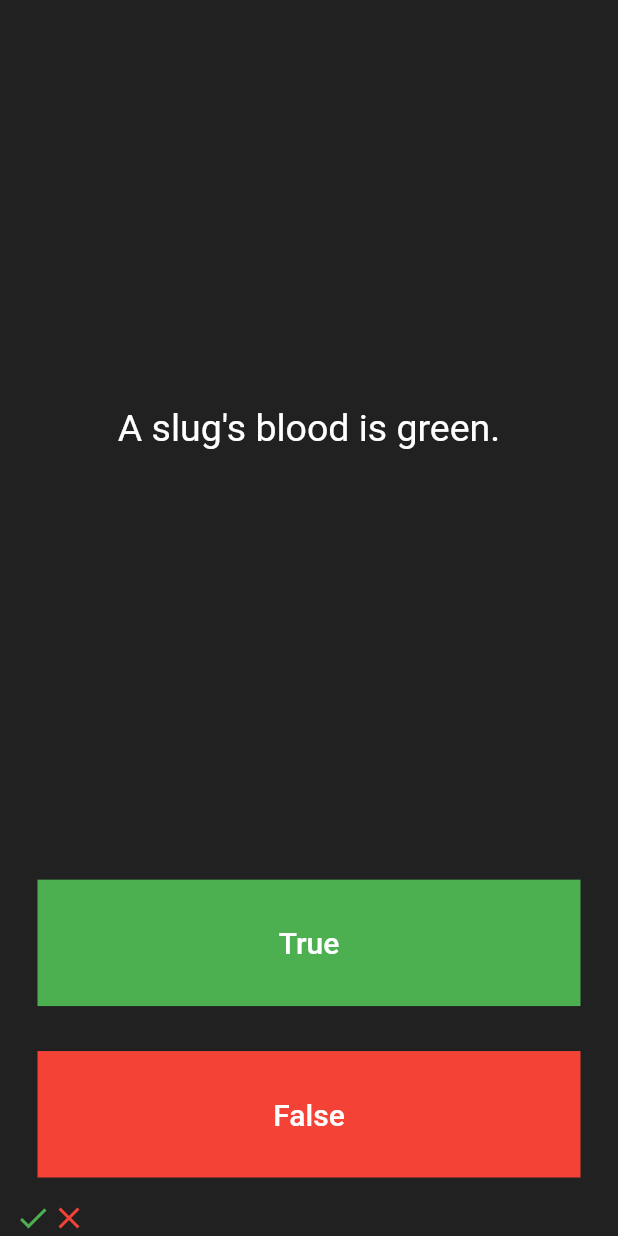
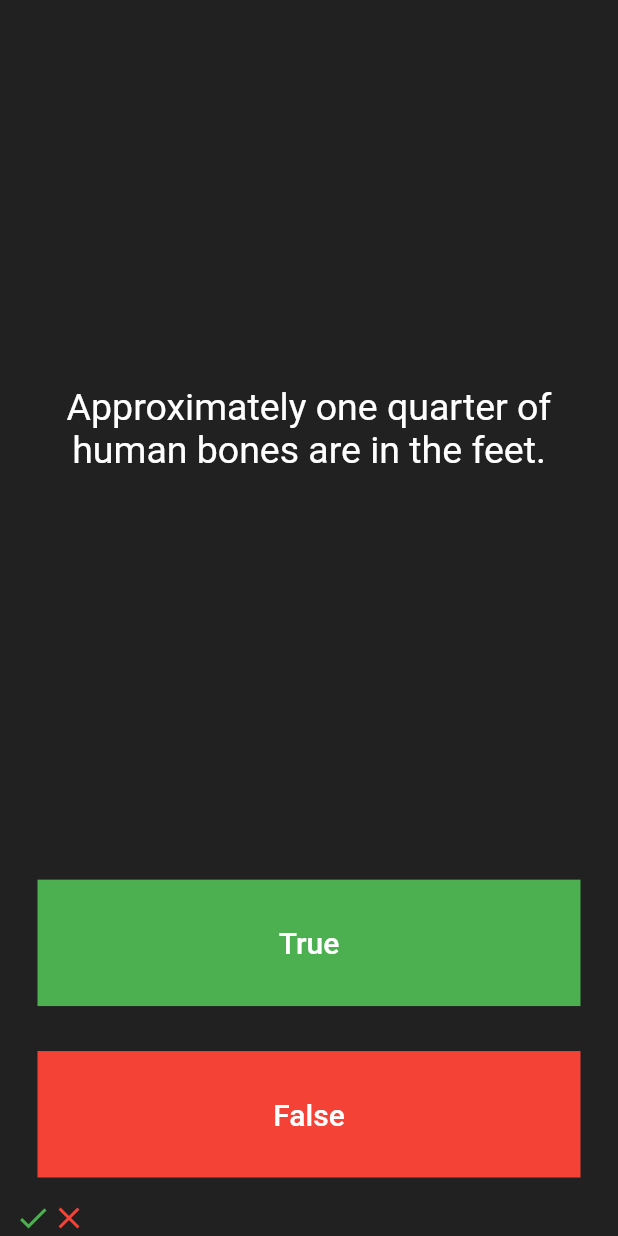
Before and after one commit to karanrana097/quizze_App, a Flutter app: the screen it shows after launch, after a tap on "True", after a tap on "False", on a phone screen of 412 x 824 dp. Run offline on Flutter 3.47's test engine with Material 2 defaults, Android fonts, the phone set to English and light mode, and no system bars.

Commit message:
Created bigger question bank and question brain for the program

```diff
--- a/lib/main.dart
+++ b/lib/main.dart
@@ -1,5 +1,8 @@
 import 'package:flutter/material.dart';
-import 'question.dart';
+import 'quiz_brain.dart';
+
+Quizbrain quizBrain = Quizbrain();
+
 void main() => runApp(const Quizzler());
 
 class Quizzler extends StatelessWidget {
@@ -29,11 +32,7 @@
 
 class _QuizPageState extends State<QuizPage> {
   List<Icon> scorekeeper=[];
-  List<Question> questionBank = [
-    Question(q: 'You can lead a cow down stairs but not up stairs.', a: false),
-    Question(q: 'Approximately one quarter of human bones are in the feet.', a: true),
-    Question(q: 'A slug\'s blood is green.', a: true),
-  ];
+
   int quesno = 0;
   @override
   Widget build(BuildContext context) {
@@ -47,7 +46,7 @@
             padding: const EdgeInsets.all(10.0),
             child: Center(
               child: Text(
-                questionBank[quesno].questionText,
+                quizBrain.questionBank[quesno].questionText,
                 textAlign: TextAlign.center,
                 style: const TextStyle(
                   fontSize: 25.0,
@@ -71,7 +70,7 @@
                   ),
                 ),
                 onPressed: () {
-                  bool correctAns = questionBank[quesno].questionAns;
+                  bool correctAns = quizBrain.questionBank[quesno].questionAns;
                   if(correctAns==true){
                     print('User got it right');
                   }
@@ -108,7 +107,7 @@
                 ),
                 onPressed: () {
                   //The user picked false.
-                  bool correcAns = questionBank[quesno].questionAns;
+                  bool correcAns = quizBrain.questionBank[quesno].questionAns;
                   if(correcAns==false){
                     print('User got it right');
                   }
--- /dev/null
+++ b/lib/quiz_brain.dart
@@ -0,0 +1,26 @@
+import 'question.dart';
+class Quizbrain{
+  List<Question> questionBank = [
+    Question(q:'Some cats are actually allergic to humans', a:true),
+    Question(q:'You can lead a cow down stairs but not up stairs.',a: false),
+    Question(q:'Approximately one quarter of human bones are in the feet.', a:true),
+    Question(q:'A slug\'s blood is green.', a:true),
+    Question(q:'Buzz Aldrin\'s mother\'s maiden name was \"Moon\".', a:true),
+    Question(q:'It is illegal to pee in the Ocean in Portugal.', a:true),
+    Question(q:'No piece of square dry paper can be folded in half more than 7 times.',a:false),
+    Question(q:
+        'In London, UK, if you happen to die in the House of Parliament, you are technically entitled to a state funeral, because the building is considered too sacred a place.',a:true),
+    Question(q:
+        'The loudest sound produced by any animal is 188 decibels. That animal is the African Elephant.',
+        a:false),
+    Question(q:
+        'The total surface area of two human lungs is approximately 70 square metres.', a:true),
+    Question(q:'Google was originally called \"Backrub\".', a:true),
+    Question(q:
+        'Chocolate affects a dog\'s heart and nervous system; a few ounces are enough to kill a small dog.', a:true),
+    Question(q:
+        'In West Virginia, USA, if you accidentally hit an animal with your car, you are free to take it home to eat.',a: true),
+
+  ];
+
+}
```
